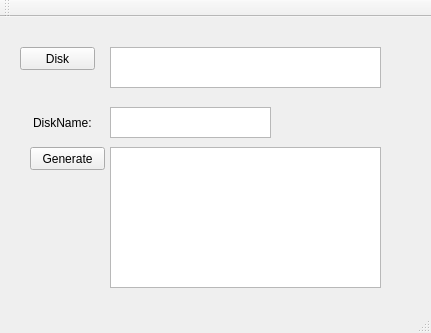
This is FileManager/mainwindow.ui in birding/work as Qt 5 draws it before an edit. The edited form follows.
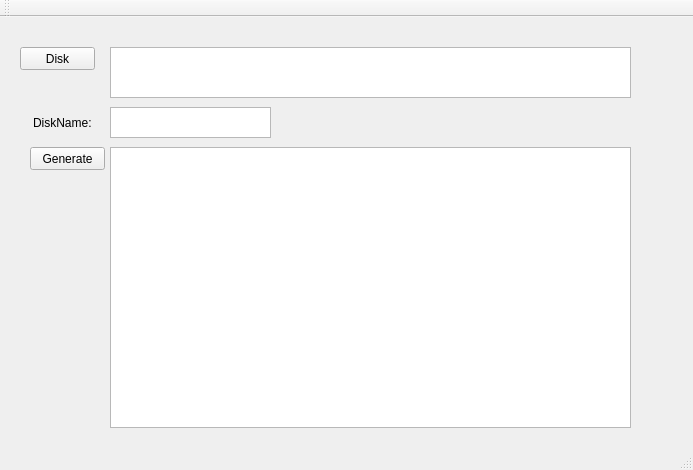
This is the edited form.

Patch:
```diff
--- a/FileManager/mainwindow.ui
+++ b/FileManager/mainwindow.ui
@@ -6,8 +6,8 @@
    <rect>
     <x>0</x>
     <y>0</y>
-    <width>431</width>
-    <height>333</height>
+    <width>693</width>
+    <height>470</height>
    </rect>
   </property>
   <property name="windowTitle">
@@ -32,8 +32,8 @@
      <rect>
       <x>110</x>
       <y>30</y>
-      <width>271</width>
-      <height>41</height>
+      <width>521</width>
+      <height>51</height>
      </rect>
     </property>
    </widget>
@@ -55,8 +55,8 @@
      <rect>
       <x>110</x>
       <y>130</y>
-      <width>271</width>
-      <height>141</height>
+      <width>521</width>
+      <height>281</height>
      </rect>
     </property>
    </widget>
```
Left out of the diff: 4 changed lines with no effect on the pictures.
